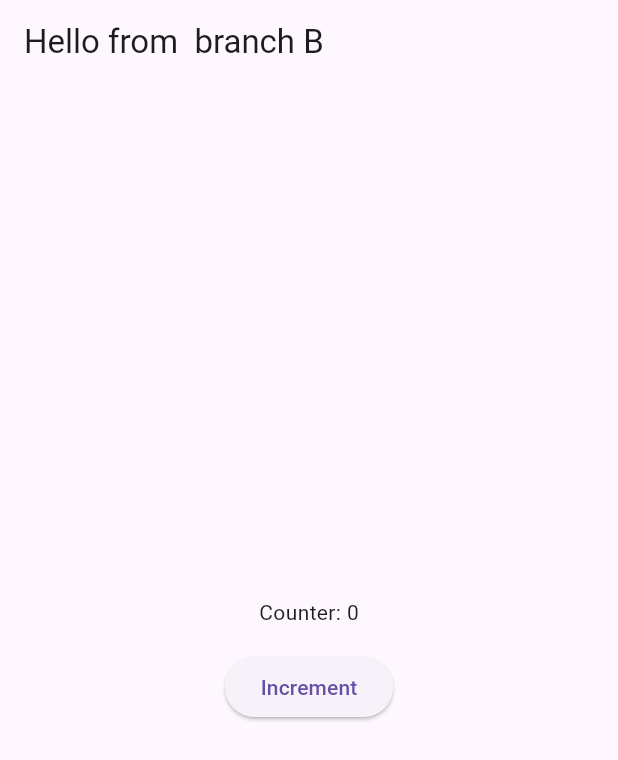
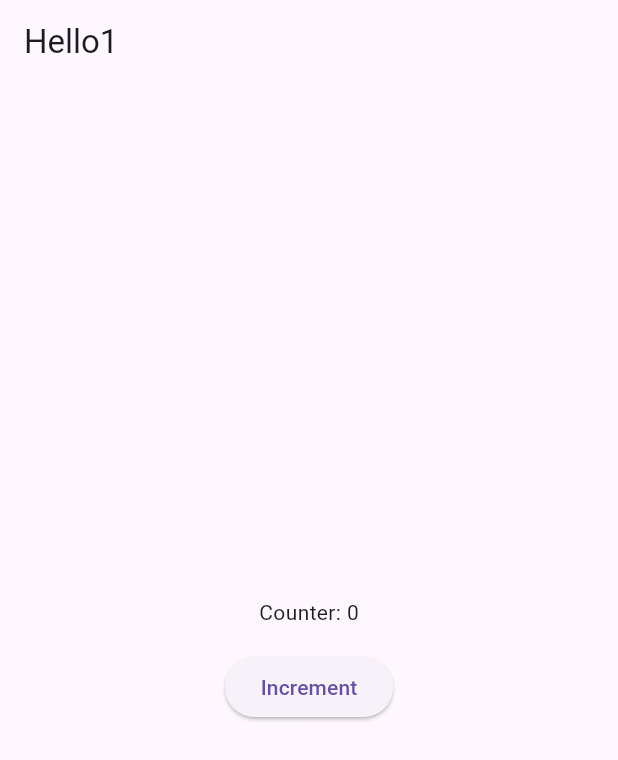
Before and after one commit to abdulmalick42/demomc, a Flutter app: the screen it shows after launch, on a phone screen of 412 x 824 dp. Shown: the top 760 px of the screen. Run offline on Flutter 3.47's test engine with Material 3 defaults, Android fonts, the light colour scheme and no system bars.

Commit message:
change the text

```diff
--- a/lib/main.dart
+++ b/lib/main.dart
@@ -24,7 +24,7 @@ class MergeHome extends StatefulWidget {
 }
 
 class _MergeHomeState extends State<MergeHome> {
-  String title = 'Hello from  branch B';
+  String title = 'Hello1';
 
   int counter = 0;
 
```
